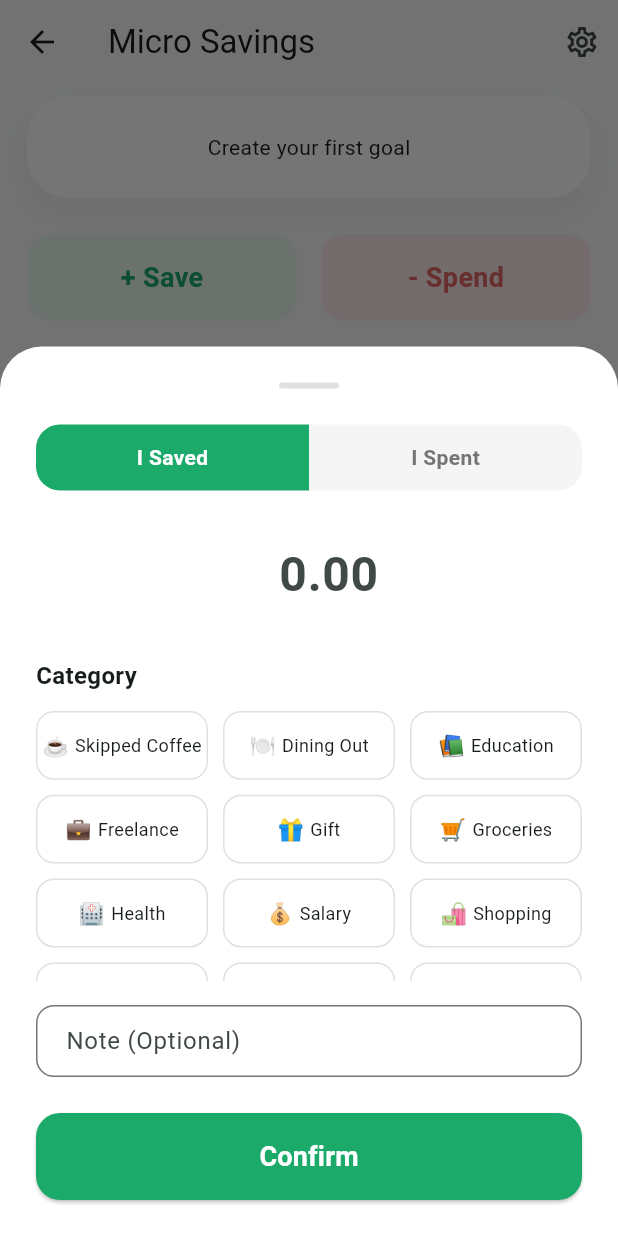
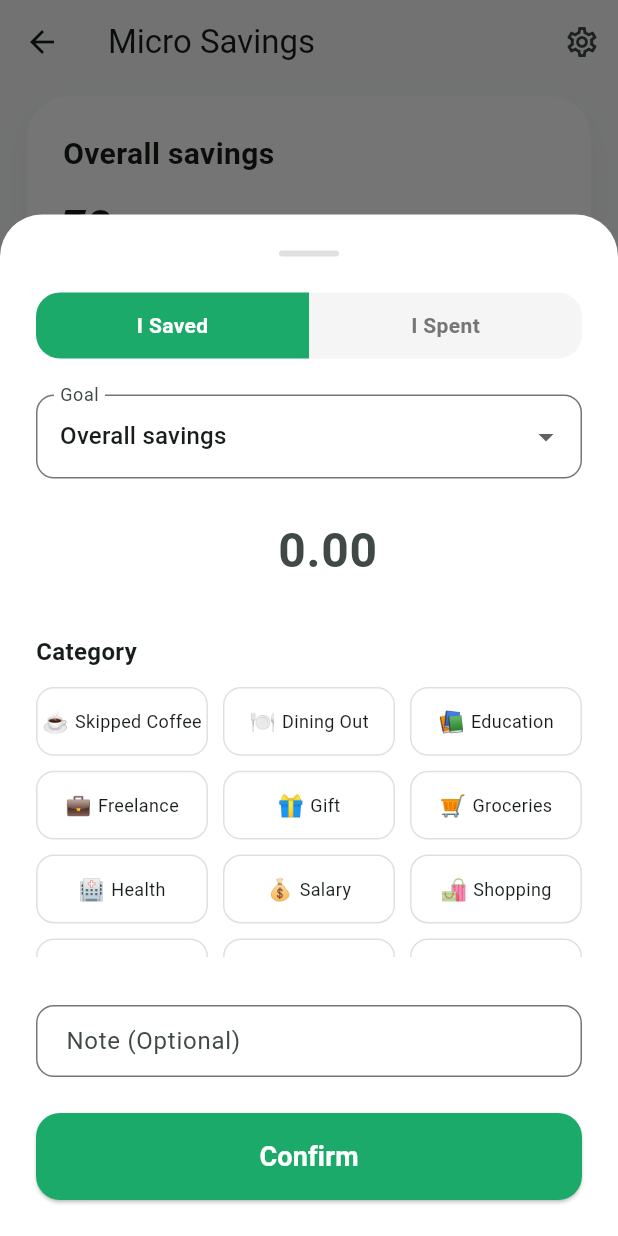
Before and after one commit to VivekBhand/Finance-Tracker, a Flutter app: the HomeScreen screen opened directly, after a tap on "+ Save", on a phone screen of 412 x 824 dp. Run offline on Flutter 3.47's test engine with Material 3 defaults, Android fonts, the phone set to English and light mode, and no system bars; our stand-ins replace fl_chart, flutter_riverpod, hive, hive_flutter; accounts and stored records are empty.

Commit message:
Add multi-goal tracking, INR currency, custom categories, and analytics improvements

```diff
--- a/lib/models/transaction.dart
+++ b/lib/models/transaction.dart
@@ -8,7 +8,7 @@ enum TransactionType {
 class Transaction extends HiveObject {
   Transaction({
     required this.id,
-    required this.goalId,
+    this.goalId,
     required this.amount,
     required this.type,
     required this.categoryId,
@@ -17,7 +17,7 @@ class Transaction extends HiveObject {
   }) : timestamp = timestamp ?? DateTime.now();
 
   String id;
-  String goalId;
+  String? goalId;
   double amount;
   TransactionType type;
   String categoryId;
@@ -55,7 +55,7 @@ class TransactionAdapter extends TypeAdapter<Transaction> {
     final fields = reader.readMap();
     return Transaction(
       id: fields['id'] as String,
-      goalId: fields['goalId'] as String,
+      goalId: fields['goalId'] as String?,
       amount: (fields['amount'] as num).toDouble(),
       type: TransactionType.values[(fields['type'] as num).toInt()],
       categoryId: fields['categoryId'] as String,
--- a/lib/screens/home_screen.dart
+++ b/lib/screens/home_screen.dart
@@ -115,11 +115,10 @@ class HomeScreen extends ConsumerWidget {
                       ),
                       onPressed: () {
                         final activeGoal = ref.read(activeGoalProvider);
-                        if (activeGoal == null) return;
                         ref.read(transactionsProvider.notifier).addTransaction(
                           Transaction(
                             id: 'txn-${DateTime.now().millisecondsSinceEpoch}',
-                            goalId: activeGoal.id,
+                            goalId: activeGoal?.id,
                             amount: cat.defaultAmount,
                             type: isSetback ? TransactionType.setback : TransactionType.saving,
                             categoryId: cat.id,
--- a/lib/widgets/add_transaction_sheet.dart
+++ b/lib/widgets/add_transaction_sheet.dart
@@ -2,6 +2,7 @@ import 'package:flutter/material.dart';
 import 'package:flutter_riverpod/flutter_riverpod.dart';
 import 'package:uuid/uuid.dart';
 
+import '../models/category.dart';
 import '../models/transaction.dart';
 import '../providers/app_providers.dart';
 
@@ -18,12 +19,17 @@ class _AddTransactionSheetState extends ConsumerState<AddTransactionSheet> {
   late bool _isSaving;
   final _amountController = TextEditingController();
   final _noteController = TextEditingController();
+  final _customCategoryController = TextEditingController();
   String? _selectedCategoryId;
+  String? _selectedGoalId;
+  bool _customCategoryOpen = false;
 
   @override
   void initState() {
     super.initState();
     _isSaving = widget.isSaving;
+    final activeGoal = ref.read(activeGoalProvider);
+    _selectedGoalId = activeGoal?.id;
   }
 
   @override
@@ -33,7 +39,12 @@ class _AddTransactionSheetState extends ConsumerState<AddTransactionSheet> {
 
     final categoriesBox = ref.watch(categoriesBoxProvider);
     final allCategories = categoriesBox.values.toList();
-    // Usually you might filter categories based on saving/setback, but for simplicity, show all.
+    final goals = ref.watch(goalsProvider);
+    final activeGoal = ref.read(activeGoalProvider);
+    final goalOptions = [
+      const DropdownMenuItem<String?>(value: null, child: Text('Overall savings')),
+      ...goals.map((goal) => DropdownMenuItem<String?>(value: goal.id, child: Text(goal.title))),
+    ];
 
     return Container(
       padding: EdgeInsets.only(
@@ -108,13 +119,24 @@ class _AddTransactionSheetState extends ConsumerState<AddTransactionSheet> {
               ],
             ),
             const SizedBox(height: 24),
+            if (goals.isNotEmpty || activeGoal == null)
+              DropdownButtonFormField<String?>(
+                value: _selectedGoalId,
+                decoration: InputDecoration(
+                  labelText: 'Goal',
+                  border: OutlineInputBorder(borderRadius: BorderRadius.circular(12)),
+                ),
+                items: goalOptions,
+                onChanged: (value) => setState(() => _selectedGoalId = value),
+              ),
+            const SizedBox(height: 16),
             TextField(
               controller: _amountController,
               keyboardType: const TextInputType.numberWithOptions(decimal: true),
               style: TextStyle(fontSize: 32, fontWeight: FontWeight.bold, color: themeColor),
               textAlign: TextAlign.center,
               decoration: InputDecoration(
-                prefixText: '\$ ',
+                prefixText: '₹ ',
                 prefixStyle: TextStyle(fontSize: 32, fontWeight: FontWeight.bold, color: themeColor),
                 border: InputBorder.none,
                 hintText: '0.00',
@@ -135,14 +157,31 @@ class _AddTransactionSheetState extends ConsumerState<AddTransactionSheet> {
                   crossAxisSpacing: 10,
                   mainAxisSpacing: 10,
                 ),
-                itemCount: allCategories.length,
+                itemCount: allCategories.length + 1,
                 itemBuilder: (context, index) {
+                  if (index == allCategories.length) {
+                    return GestureDetector(
+                      onTap: () => setState(() => _customCategoryOpen = !_customCategoryOpen),
+                      child: Container(
+                        decoration: BoxDecoration(
+                          color: Colors.white,
+                          border: Border.all(color: Colors.grey.shade300),
+                          borderRadius: BorderRadius.circular(12),
+                        ),
+                        child: const Center(
+                          child: Icon(Icons.add, size: 28, color: Color(0xFF1E1E2D)),
+                        ),
+                      ),
+                    );
+                  }
+
                   final cat = allCategories[index];
                   final isSelected = _selectedCategoryId == cat.id;
                   return GestureDetector(
                     onTap: () {
                       setState(() {
                         _selectedCategoryId = cat.id;
+                        _customCategoryOpen = false;
                       });
                     },
                     child: Container(
@@ -173,6 +212,48 @@ class _AddTransactionSheetState extends ConsumerState<AddTransactionSheet> {
               ),
             ),
             const SizedBox(height: 16),
+            if (_customCategoryOpen)
+              Row(
+                children: [
+                  Expanded(
+                    child: TextField(
+                      controller: _customCategoryController,
+                      decoration: InputDecoration(
+                        hintText: 'Custom category',
+                        border: OutlineInputBorder(
+                          borderRadius: BorderRadius.circular(12),
+                        ),
+                        contentPadding: const EdgeInsets.symmetric(horizontal: 16, vertical: 12),
+                      ),
+                    ),
+                  ),
+                  const SizedBox(width: 8),
+                  ElevatedButton(
+                    onPressed: () {
+                      final name = _customCategoryController.text.trim();
+                      if (name.isEmpty) return;
+                      final newId = 'custom-${DateTime.now().millisecondsSinceEpoch}';
+                      final box = ref.read(categoriesBoxProvider);
+                      final category = Category(
+                        id: newId,
+                        name: name,
+                        icon: '✨',
+                        colorHex: _isSaving ? '0xFF1BAA6A' : '0xFFE26767',
+                        defaultAmount: 0,
+                        isSetback: !_isSaving,
+                      );
+                      box.put(newId, category);
+                      setState(() {
+                        _selectedCategoryId = newId;
+                        _customCategoryController.clear();
+                        _customCategoryOpen = false;
+                      });
+                    },
+                    child: const Text('Add'),
+                  ),
+                ],
+              ),
+            const SizedBox(height: 16),
             TextField(
               controller: _noteController,
               decoration: InputDecoration(
@@ -192,13 +273,10 @@ class _AddTransactionSheetState extends ConsumerState<AddTransactionSheet> {
                 if (amount == null || amount <= 0) return;
                 if (_selectedCategoryId == null) return;
 
-                final activeGoal = ref.read(activeGoalProvider);
-                if (activeGoal == null) return;
-
                 ref.read(transactionsProvider.notifier).addTransaction(
                   Transaction(
                     id: const Uuid().v4(),
-                    goalId: activeGoal.id,
+                    goalId: _selectedGoalId,
                     amount: amount,
                     type: _isSaving ? TransactionType.saving : TransactionType.setback,
                     categoryId: _selectedCategoryId!,
--- a/lib/widgets/goal_hero_card.dart
+++ b/lib/widgets/goal_hero_card.dart
@@ -11,6 +11,7 @@ class GoalHeroCard extends ConsumerWidget {
     final goal = ref.watch(activeGoalProvider);
 
     if (goal == null) {
+      final overallTotal = ref.watch(transactionsProvider).where((t) => t.goalId == null).fold<double>(0, (sum, item) => sum + item.signedAmount);
       return Container(
         padding: const EdgeInsets.all(24),
         decoration: BoxDecoration(
@@ -24,8 +25,24 @@ class GoalHeroCard extends ConsumerWidget {
             ),
           ],
         ),
-        child: const Center(
-          child: Text('Create your first goal'),
+        child: Column(
+          crossAxisAlignment: CrossAxisAlignment.start,
+          children: [
+            const Text(
+              'Overall savings',
+              style: TextStyle(fontSize: 20, fontWeight: FontWeight.w700),
+            ),
+            const SizedBox(height: 12),
+            Text(
+              '₹${overallTotal.toStringAsFixed(0)}',
+              style: const TextStyle(fontSize: 30, fontWeight: FontWeight.w800),
+            ),
+            const SizedBox(height: 6),
+            Text(
+              'No goal selected yet — track overall progress or create a goal anytime.',
+              style: TextStyle(fontSize: 12, color: Colors.grey.shade600),
+            ),
+          ],
         ),
       );
     }
```
Also changed, not shown: lib/providers/analytics_provider.dart (+5 -3 lines), lib/repositories/goal_repository.dart (+6 -2 lines), lib/screens/analytics_screen.dart (+10 -5 lines), 1 other file.
